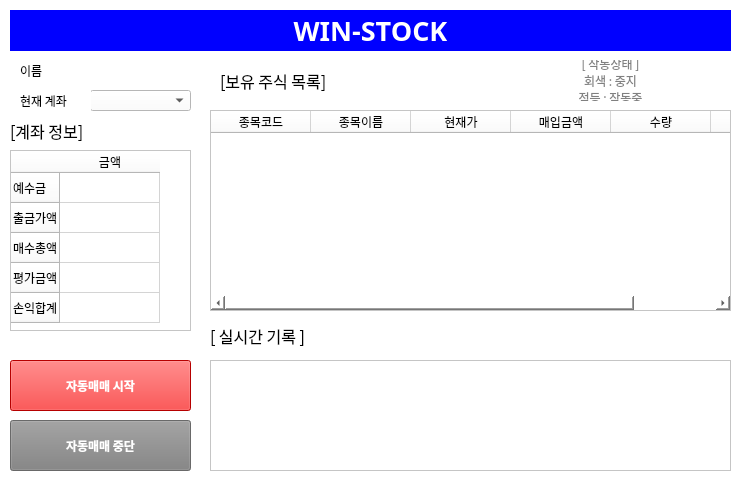
Before: the Qt Designer form WinStock_project/ui/main_client.ui in sun-a-i/mandleda, drawn with Qt 5.
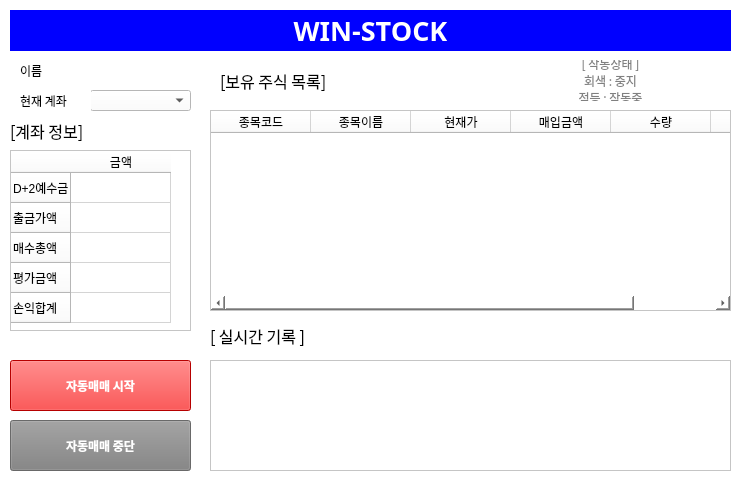
After: the same form once the commit is applied.

```diff
--- a/WinStock_project/ui/main_client.ui
+++ b/WinStock_project/ui/main_client.ui
@@ -168,7 +168,7 @@
    </property>
    <row>
     <property name="text">
-     <string>예수금</string>
+     <string>D+2예수금</string>
     </property>
    </row>
    <row>
```
